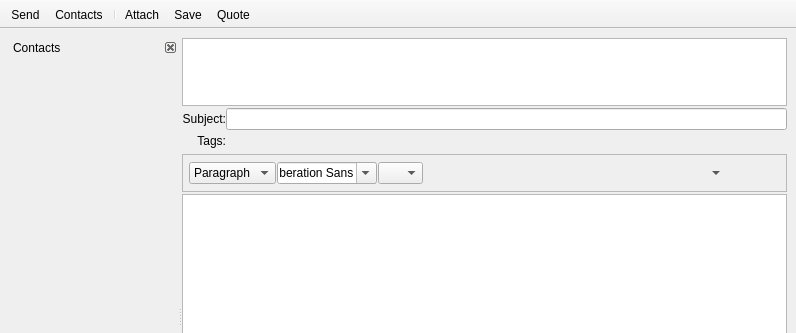
Qt form retroshare-gui/src/gui/msgs/MessageComposer.ui (RetroShare/RetroShare) before a commit; both pictures show x 0 to 796 and y 0 to 333 of the 796 by 624 pixel window.
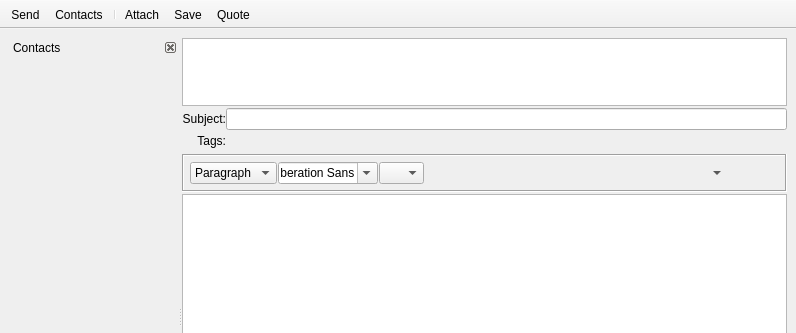
The same form after that commit. Icons and pictures are not drawn. Custom widgets are drawn as their Qt base class.

Patch:
```diff
--- a/retroshare-gui/src/gui/msgs/MessageComposer.ui
+++ b/retroshare-gui/src/gui/msgs/MessageComposer.ui
@@ -189,10 +189,10 @@
             </size>
            </property>
            <property name="frameShape">
-            <enum>QFrame::StyledPanel</enum>
+            <enum>QFrame::Box</enum>
            </property>
            <property name="frameShadow">
-            <enum>QFrame::Raised</enum>
+            <enum>QFrame::Sunken</enum>
            </property>
            <layout class="QGridLayout" name="gridLayout_5">
             <property name="margin">
```
